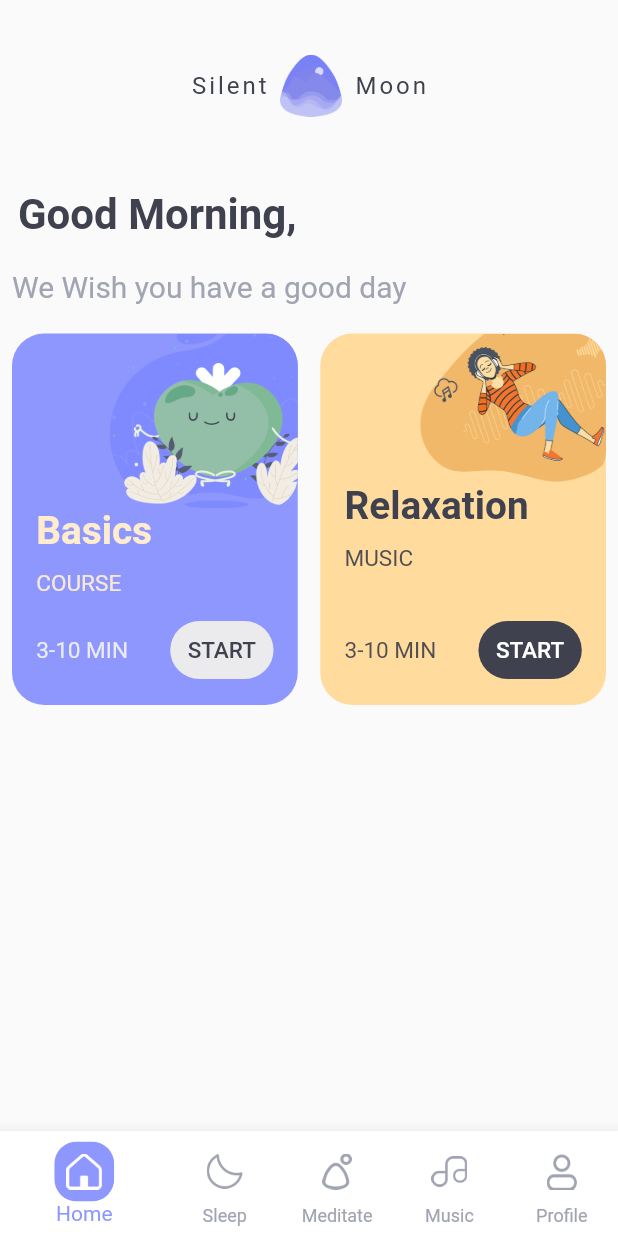
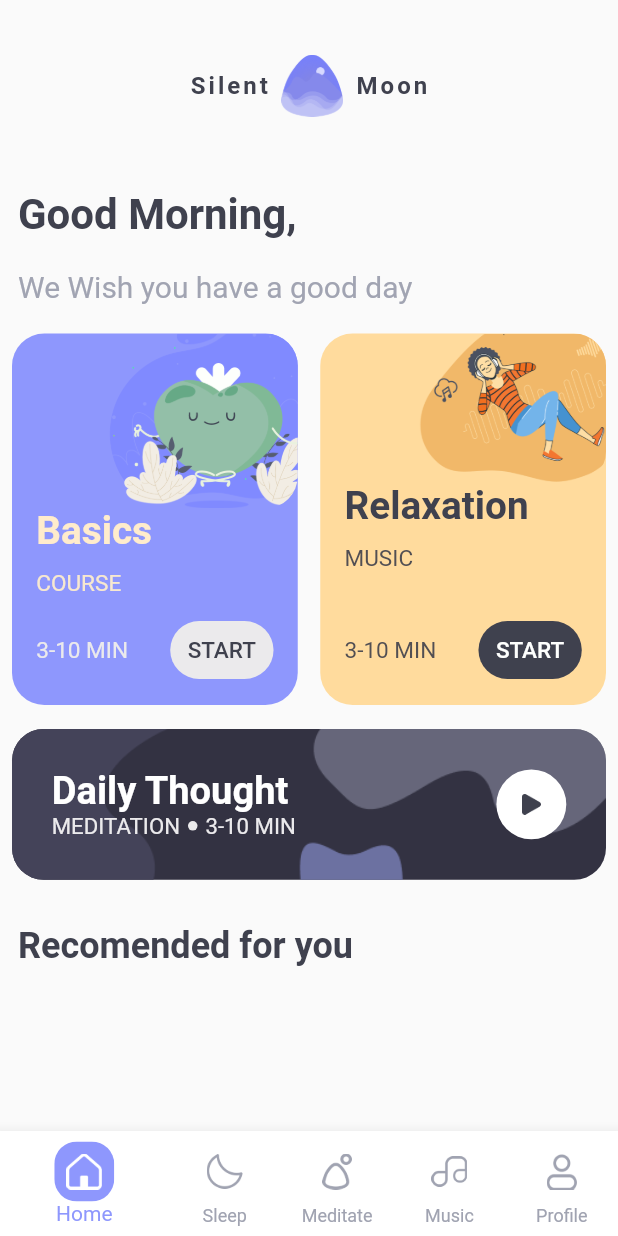
Before and after one commit to husen-hn/SilentMoon, a Flutter app: the screen it shows after launch, on a phone screen of 412 x 824 dp. Run offline on Flutter 3.47's test engine with Material 2 defaults, Android fonts, the phone set to English and light mode, and no system bars.

Commit message:
banner box

```diff
--- a/lib/screen/home.dart
+++ b/lib/screen/home.dart
@@ -1,3 +1,4 @@
+import 'package:feedTest/widget/banner_box.dart';
 import 'package:flutter/material.dart';
 
 class Home extends StatefulWidget {
@@ -9,7 +10,9 @@ class _HomeState extends State<Home> {
   @override
   Widget build(BuildContext context) {
     return Scaffold(
-      body: ListView(
+      body: Theme(
+        data: Theme.of(context).copyWith(accentColor: Color(0xff8E97FD)),
+        child: ListView(
           children: [
             // Title
             Padding(
@@ -22,7 +25,8 @@ class _HomeState extends State<Home> {
                     style: TextStyle(
                         fontSize: 16.0,
                         letterSpacing: 2.0,
-                      color: Color(0xff3F414E)),
+                        color: Color(0xff3F414E),
+                        fontWeight: FontWeight.bold),
                   ),
                   Padding(
                     padding: const EdgeInsets.all(8.0),
@@ -39,7 +43,8 @@ class _HomeState extends State<Home> {
                     style: TextStyle(
                         fontSize: 16.0,
                         letterSpacing: 2.0,
-                      color: Color(0xff3F414E)),
+                        color: Color(0xff3F414E),
+                        fontWeight: FontWeight.bold),
                   ),
                 ],
               ),
@@ -55,7 +60,7 @@ class _HomeState extends State<Home> {
             ),
             Padding(
               padding: const EdgeInsets.only(
-                top: 8.0, right: 8.0, left: 8.0, bottom: 12.0),
+                  top: 8.0, right: 8.0, left: 12.0, bottom: 12.0),
               child: Text('We Wish you have a good day',
                   style: TextStyle(fontSize: 20.0, color: Color(0xffA1A4B2))),
             ),
@@ -65,144 +70,127 @@ class _HomeState extends State<Home> {
               child: Row(
                 children: [
                   Expanded(
-                    child: musicBoxFirst(
+                      child: BannerBox(
                           bgColor: Color(0xff8E97FD),
-                        icon: "images/apple.png",
+                          iconLocalPath: "images/apple.png",
                           iconWidth: Orientation == Orientation.portrait
                               ? MediaQuery.of(context).size.width * .2
                               : MediaQuery.of(context).size.width * .3,
-                        text1: 'Basics',
-                        text1color: Color(0xffFFECCC),
-                        text2: 'COURSE',
-                        text2color: Color(0xffF7E8D0),
-                        text3: '3-10 MIN',
-                        text3color: Color(0xffEBEAEC),
-                        btnbg: Color(0xffEBEAEC),
-                        btnTextColor: Color(0xff3F414E))),
+                          title: 'Basics',
+                          titleColor: Color(0xffFFECCC),
+                          description: 'COURSE',
+                          descriptionColor: Color(0xffF7E8D0),
+                          time: '3-10 MIN',
+                          timeColor: Color(0xffEBEAEC),
+                          btnColor: Color(0xffEBEAEC),
+                          btnTxtColor: Color(0xff3F414E))),
                   SizedBox(
                     width: 15.0,
                   ),
                   Expanded(
-                  child: musicBoxFirst(
+                    child: BannerBox(
                         bgColor: Color(0xffFFDB9D),
-                      icon: "images/listen.png",
+                        iconLocalPath: "images/listen.png",
                         iconWidth: Orientation == Orientation.portrait
                             ? MediaQuery.of(context).size.width * .3
                             : MediaQuery.of(context).size.width * .4,
-                      text1: 'Relaxation',
-                      text1color: Color(0xff3F414E),
-                      text2: 'MUSIC',
-                      text2color: Color(0xff524F53),
-                      text3: '3-10 MIN',
-                      text3color: Color(0xff524F53),
-                      btnbg: Color(0xff3F414E),
-                      btnTextColor: Color(0xffFEFFFE)),
+                        title: 'Relaxation',
+                        titleColor: Color(0xff3F414E),
+                        description: 'MUSIC',
+                        descriptionColor: Color(0xff524F53),
+                        time: '3-10 MIN',
+                        timeColor: Color(0xff524F53),
+                        btnColor: Color(0xff3F414E),
+                        btnTxtColor: Color(0xffFEFFFE)),
                   )
                 ],
               ),
             ),
-        ],
-      ),
-    );
-  }
-
-  Widget musicBoxFirst({
-    bgColor,
-    icon,
-    iconWidth,
-    text1,
-    text1color,
-    text2,
-    text2color,
-    text3,
-    text3color,
-    btnbg,
-    btnTextColor,
-  }) {
-    return FittedBox(
+            // Daily Thought
+            Padding(
+              padding: EdgeInsets.only(top: 8.0, left: 8.0, right: 8.0),
+              child: FittedBox(
                 child: Container(
-        width: 177,
-        height: 230,
+                  width: 374,
+                  height: 95,
                   decoration: BoxDecoration(
+                      color: Color(0xff333242),
                       borderRadius: BorderRadius.all(Radius.circular(20)),
-          color: bgColor,
-        ),
-        child: Column(
+                      image: DecorationImage(
+                          image: AssetImage("images/boxbg.png"))),
+                  child: Container(
+                    padding: EdgeInsets.all(25.0),
+                    child: Row(
+                      children: [
+                        Column(
                           crossAxisAlignment: CrossAxisAlignment.start,
                           children: [
-            // top Icon
+                            Text(
+                              'Daily Thought',
+                              style: TextStyle(
+                                  color: Colors.white,
+                                  fontSize: 24.0,
+                                  fontWeight: FontWeight.bold),
+                            ),
                             Row(
                               children: [
-                Expanded(
-                  child: Container(),
-                  flex: 1,
+                                Text(
+                                  'MEDITATION',
+                                  style: TextStyle(
+                                      color: Color(0xffEBEAEC), fontSize: 14.0),
                                 ),
-                Expanded(
-                  child: Align(
-                    alignment: Alignment.topRight,
-                    child: ClipRRect(
-                      borderRadius: BorderRadius.circular(20.0),
-                      child: Image(
-                        image: AssetImage(icon),
-                        width: iconWidth,
+                                Padding(
+                                  padding: const EdgeInsets.all(5.0),
+                                  child: Container(
+                                    padding: EdgeInsets.all(3.0),
+                                    decoration: BoxDecoration(
+                                      borderRadius: BorderRadius.all(
+                                          Radius.circular(10)), //here
+                                      color: Color(0xffEBEAEC),
                                     ),
                                   ),
                                 ),
-                  flex: 2,
+                                Text(
+                                  '3-10 MIN',
+                                  style: TextStyle(
+                                      color: Color(0xffEBEAEC), fontSize: 14.0),
+                                )
+                              ],
                             )
                           ],
                         ),
-            // Text 1
-            Padding(
-              padding: EdgeInsets.only(bottom: 10.0, left: 15.0, right: 15.0),
-              child: Text(
-                text1,
-                style: TextStyle(
-                    color: text1color,
-                    fontSize: 24.0,
-                    fontWeight: FontWeight.bold),
+                        Expanded(child: Container()),
+                        Container(
+                          padding: EdgeInsets.all(16.0),
+                          decoration: ShapeDecoration(
+                            shape: CircleBorder(),
+                            color: Colors.white,
                           ),
-            ),
-            //Text 2
-            Padding(
-              padding: EdgeInsets.only(left: 15.0),
-              child: Text(
-                text2,
-                style: TextStyle(color: text2color, fontSize: 14.0),
-              ),
-            ),
-            Expanded(child: Container()),
-            Padding(
-              padding: const EdgeInsets.only(
-                left: 15.0,
-                bottom: 10.0,
-              ),
-              child: Row(
-                children: [
-                  // Text 3
-                  Text(
-                    text3,
-                    style: TextStyle(color: text3color, fontSize: 14.0),
-                  ),
-                  Expanded(child: Container()),
-                  // Button
-                  Padding(
-                    padding: const EdgeInsets.only(right: 15.0),
-                    child: TextButton(
-                      child: Text('START'),
-                      style: TextButton.styleFrom(
-                        backgroundColor: btnbg,
-                        primary: btnTextColor,
-                        shape: const RoundedRectangleBorder(
-                            borderRadius:
-                                BorderRadius.all(Radius.circular(25.0))),
-                      ),
-                      onPressed: () {},
+                          child: Image(
+                            image: AssetImage("images/play.png"),
+                            width: 12.0,
                           ),
                         )
                       ],
                     ),
-            )
+                  ),
+                ),
+              ),
+            ),
+            // Recomended
+            Padding(
+              padding:
+                  const EdgeInsets.only(left: 12.0, top: 30.0, bottom: 15.0),
+              child: Text('Recomended for you',
+                  style: TextStyle(
+                      fontSize: 24.0,
+                      fontWeight: FontWeight.bold,
+                      color: Color(0xff3F414E))),
+            ),
+            // ListView.builder(
+            //   scrollDirection: Axis.horizontal,
+            //   itemCount: ,
+            //   itemBuilder: itemBuilder)
           ],
         ),
       ),
--- /dev/null
+++ b/lib/widget/banner_box.dart
@@ -0,0 +1,127 @@
+import 'package:flutter/material.dart';
+
+class BannerBox extends StatefulWidget {
+  Color bgColor;
+  String iconLocalPath;
+  double iconWidth;
+  String title;
+  Color titleColor;
+  String description;
+  Color descriptionColor;
+  String time;
+  Color timeColor;
+  String btnText;
+  Color btnColor;
+  Color btnTxtColor;
+  BannerBox({
+    this.bgColor,
+    this.iconLocalPath,
+    this.iconWidth,
+    this.title,
+    this.titleColor,
+    this.description,
+    this.descriptionColor,
+    this.time,
+    this.timeColor,
+    this.btnText = 'START',
+    this.btnColor,
+    this.btnTxtColor,
+  });
+  @override
+  _BannerBoxState createState() => _BannerBoxState();
+}
+
+class _BannerBoxState extends State<BannerBox> {
+  @override
+  Widget build(BuildContext context) {
+    return FittedBox(
+      child: Container(
+        width: 177,
+        height: 230,
+        decoration: BoxDecoration(
+          borderRadius: BorderRadius.all(Radius.circular(20)),
+          color: widget.bgColor,
+        ),
+        child: Column(
+          crossAxisAlignment: CrossAxisAlignment.start,
+          children: [
+            // top Icon
+            Row(
+              children: [
+                Expanded(
+                  child: Container(),
+                  flex: 1,
+                ),
+                Expanded(
+                  child: Align(
+                    alignment: Alignment.topRight,
+                    child: ClipRRect(
+                      borderRadius: BorderRadius.circular(20.0),
+                      child: Image(
+                        image: AssetImage(widget.iconLocalPath),
+                        width: widget.iconWidth,
+                      ),
+                    ),
+                  ),
+                  flex: 2,
+                )
+              ],
+            ),
+            // Text Title
+            Padding(
+              padding: EdgeInsets.only(bottom: 10.0, left: 15.0, right: 15.0),
+              child: Text(
+                widget.title,
+                style: TextStyle(
+                    color: widget.titleColor,
+                    fontSize: 24.0,
+                    fontWeight: FontWeight.bold),
+              ),
+            ),
+            //Text Description
+            Padding(
+              padding: EdgeInsets.only(left: 15.0),
+              child: Text(
+                widget.description,
+                style:
+                    TextStyle(color: widget.descriptionColor, fontSize: 14.0),
+              ),
+            ),
+            Expanded(child: Container()),
+            Padding(
+              padding: const EdgeInsets.only(
+                left: 15.0,
+                bottom: 10.0,
+              ),
+              child: Row(
+                children: [
+                  // Text Time
+                  Text(
+                    widget.time,
+                    style: TextStyle(color: widget.timeColor, fontSize: 14.0),
+                  ),
+                  Expanded(child: Container()),
+                  // START Button
+                  Padding(
+                    padding: const EdgeInsets.only(right: 15.0),
+                    child: TextButton(
+                      child: Text(widget.btnText),
+                      style: TextButton.styleFrom(
+                        backgroundColor: widget.btnColor,
+                        primary: widget.btnTxtColor,
+                        shape: const RoundedRectangleBorder(
+                            borderRadius:
+                                BorderRadius.all(Radius.circular(25.0))),
+                      ),
+                      onPressed: () {},
+                    ),
+                  )
+                ],
+              ),
+            )
+          ],
+        ),
+      ),
+    );
+  }
+}
--- a/pubspec.yaml
+++ b/pubspec.yaml
@@ -56,6 +56,8 @@ flutter:
     - images/logo.png
     - images/apple.png
     - images/listen.png
+    - images/boxbg.png
+    - images/play.png
 
   # An image asset can refer to one or more resolution-specific "variants", see
   # https://flutter.dev/assets-and-images/#resolution-aware.
```
Also changed, not shown: images/boxbg.png (added), images/play.png (added), lib/widget/music_box.dart (added). Lines whose indentation alone changed are shown as unchanged.
